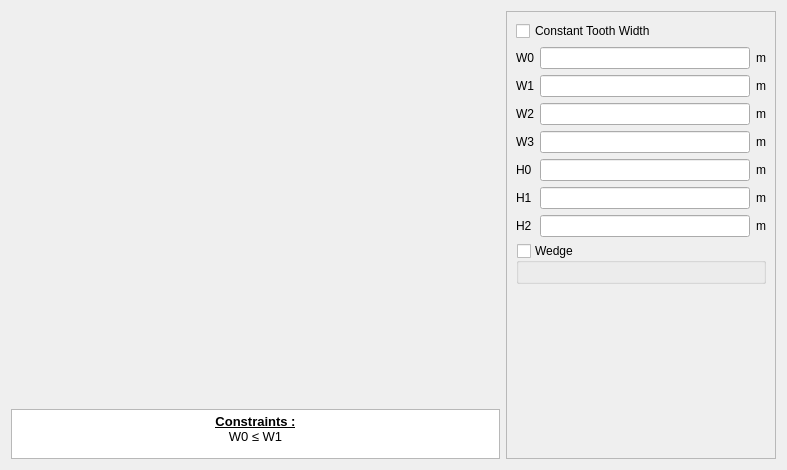
This is pyleecan/GUI/Dialog/DMachineSetup/SWSlot/PWSlot23/PWSlot23.ui in Eomys/pyleecan as Qt 5 draws it before an edit. The edited form follows.
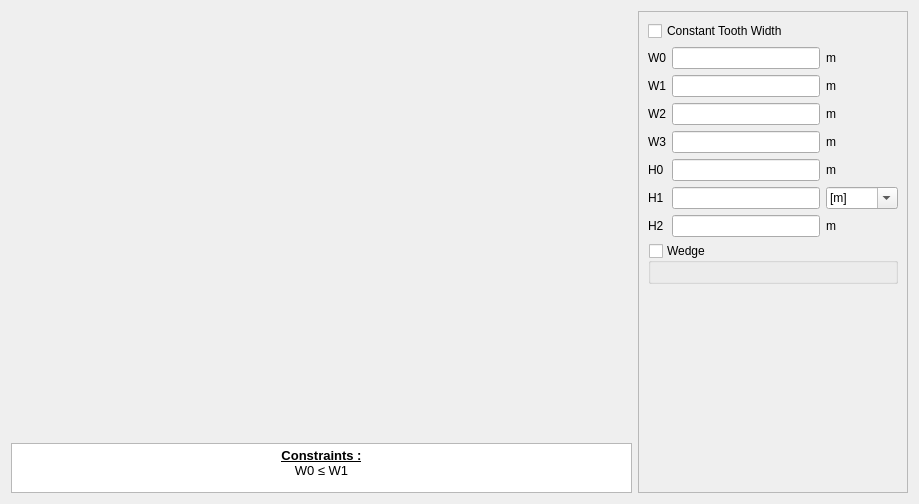
This is the edited form. Icons and pictures are not drawn. Custom widgets are drawn as their Qt base class.

Commit message: [NF] SlotW23, add new schematics / Correction bug

```diff
--- a/pyleecan/GUI/Dialog/DMachineSetup/SWSlot/PWSlot23/PWSlot23.ui
+++ b/pyleecan/GUI/Dialog/DMachineSetup/SWSlot/PWSlot23/PWSlot23.ui
@@ -6,8 +6,8 @@
    <rect>
     <x>0</x>
     <y>0</y>
-    <width>787</width>
-    <height>470</height>
+    <width>919</width>
+    <height>504</height>
    </rect>
   </property>
   <property name="minimumSize">
@@ -111,7 +111,7 @@
         <x>0</x>
         <y>0</y>
         <width>268</width>
-        <height>446</height>
+        <height>480</height>
        </rect>
       </property>
       <layout class="QVBoxLayout" name="verticalLayout_3">
@@ -124,18 +124,11 @@
        </item>
        <item>
         <layout class="QGridLayout" name="gridLayout">
-         <item row="0" column="0">
-          <widget class="QLabel" name="in_W0">
-           <property name="text">
-            <string>W0</string>
-           </property>
-          </widget>
+         <item row="1" column="1">
+          <widget class="FloatEdit" name="lf_W1"/>
          </item>
-         <item row="0" column="1">
-          <widget class="FloatEdit" name="lf_W0"/>
-         </item>
-         <item row="0" column="2">
-          <widget class="QLabel" name="unit_W0">
+         <item row="3" column="4">
+          <widget class="QLabel" name="unit_W3">
            <property name="text">
             <string>m</string>
            </property>
@@ -148,10 +141,47 @@
            </property>
           </widget>
          </item>
-         <item row="1" column="1">
-          <widget class="FloatEdit" name="lf_W1"/>
+         <item row="4" column="1">
+          <widget class="FloatEdit" name="lf_H0"/>
          </item>
-         <item row="1" column="2">
+         <item row="6" column="4">
+          <widget class="QLabel" name="unit_H2">
+           <property name="text">
+            <string>m</string>
+           </property>
+          </widget>
+         </item>
+         <item row="4" column="4">
+          <widget class="QLabel" name="unit_H0">
+           <property name="text">
+            <string>m</string>
+           </property>
+          </widget>
+         </item>
+         <item row="0" column="4">
+          <widget class="QLabel" name="unit_W0">
+           <property name="text">
+            <string>m</string>
+           </property>
+          </widget>
+         </item>
+         <item row="0" column="1">
+          <widget class="FloatEdit" name="lf_W0"/>
+         </item>
+         <item row="6" column="1">
+          <widget class="FloatEdit" name="lf_H2"/>
+         </item>
+         <item row="5" column="1">
+          <widget class="FloatEdit" name="lf_H1"/>
+         </item>
+         <item row="5" column="0">
+          <widget class="QLabel" name="in_H1">
+           <property name="text">
+            <string>H1</string>
+           </property>
+          </widget>
+         </item>
+         <item row="1" column="4">
           <widget class="QLabel" name="unit_W1">
            <property name="text">
             <string>m</string>
@@ -165,16 +195,6 @@
            </property>
           </widget>
          </item>
-         <item row="2" column="1">
-          <widget class="FloatEdit" name="lf_W2"/>
-         </item>
-         <item row="2" column="2">
-          <widget class="QLabel" name="unit_W2">
-           <property name="text">
-            <string>m</string>
-           </property>
-          </widget>
-         </item>
          <item row="3" column="0">
           <widget class="QLabel" name="in_W3">
            <property name="text">
@@ -185,10 +205,10 @@
          <item row="3" column="1">
           <widget class="FloatEdit" name="lf_W3"/>
          </item>
-         <item row="3" column="2">
-          <widget class="QLabel" name="unit_W3">
+         <item row="0" column="0">
+          <widget class="QLabel" name="in_W0">
            <property name="text">
-            <string>m</string>
+            <string>W0</string>
            </property>
           </widget>
          </item>
@@ -199,26 +219,6 @@
            </property>
           </widget>
          </item>
-         <item row="4" column="1">
-          <widget class="FloatEdit" name="lf_H0"/>
-         </item>
-         <item row="4" column="2">
-          <widget class="QLabel" name="unit_H0">
-           <property name="text">
-            <string>m</string>
-           </property>
-          </widget>
-         </item>
-         <item row="5" column="0">
-          <widget class="QLabel" name="in_H1">
-           <property name="text">
-            <string>H1</string>
-           </property>
-          </widget>
-         </item>
-         <item row="5" column="1">
-          <widget class="FloatEdit" name="lf_H1"/>
-         </item>
          <item row="6" column="0">
           <widget class="QLabel" name="in_H2">
            <property name="text">
@@ -226,20 +226,23 @@
            </property>
           </widget>
          </item>
-         <item row="6" column="1">
-          <widget class="FloatEdit" name="lf_H2"/>
+         <item row="2" column="1">
+          <widget class="FloatEdit" name="lf_W2"/>
          </item>
-         <item row="6" column="2">
-          <widget class="QLabel" name="unit_H2">
+         <item row="2" column="4">
+          <widget class="QLabel" name="unit_W2">
            <property name="text">
             <string>m</string>
            </property>
           </widget>
          </item>
-         <item row="5" column="2">
-          <widget class="QLabel" name="unit_H1">
-           <property name="text">
-            <string>m</string>
+         <item row="5" column="4">
+          <widget class="QComboBox" name="c_H1_unit">
+           <property name="editable">
+            <bool>true</bool>
+           </property>
+           <property name="currentText">
+            <string>[m]</string>
            </property>
           </widget>
          </item>
```
The commit also changes 26 other files.
